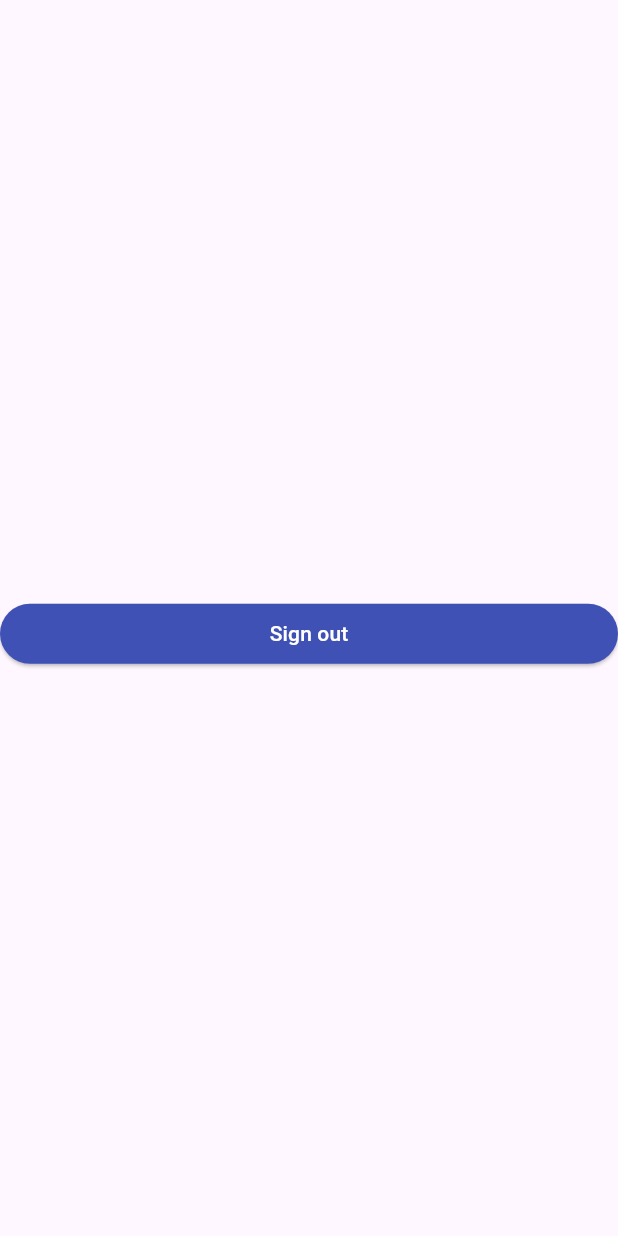
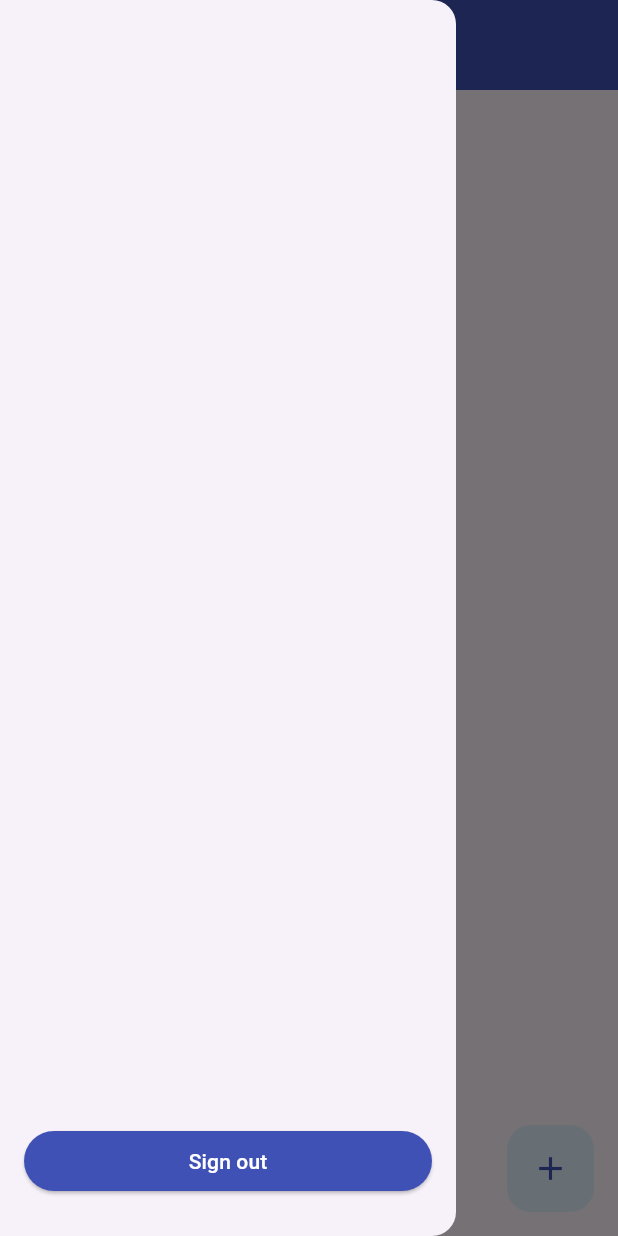
Before and after one commit to Viktor-Mudrytskyi/SelfCheck, a Flutter app: the HomeScreen screen opened directly, with the side drawer open (before the commit the screen has no drawer), on a phone screen of 412 x 824 dp. Run offline on Flutter 3.47's test engine with Material 3 defaults, Android fonts, the light colour scheme and no system bars; our stand-ins replace cloud_firestore, firebase_auth, firebase_core, flutter_bloc, get_it; accounts and stored records are empty; project files that could hold a hidden picture were left out.

Commit message:
started ui

```diff
--- a/analysis_options.yaml
+++ b/analysis_options.yaml
@@ -10,7 +10,6 @@ linter:
     - avoid_dynamic_calls
     - avoid_empty_else
     - avoid_field_initializers_in_const_classes
-    - avoid_implementing_value_types
     - avoid_multiple_declarations_per_line
     - avoid_positional_boolean_parameters
     - avoid_print
@@ -45,7 +44,6 @@ linter:
     - deprecated_member_use_from_same_package
     - diagnostic_describe_all_properties
     - directives_ordering
-    - discarded_futures
     - do_not_use_environment
     - empty_constructor_bodies
     - empty_statements
@@ -81,7 +79,6 @@ linter:
     - noop_primitive_operations
     - null_check_on_nullable_type_parameter
     - null_closures
-    - one_member_abstracts
     - only_throw_errors
     - overridden_fields
     - package_api_docs
--- a/lib/core/di.dart
+++ b/lib/core/di.dart
@@ -4,6 +4,7 @@ import 'package:get_it/get_it.dart';
 import 'package:self_check/core/managers/firebase_auth_manager.dart';
 import 'package:self_check/core/managers/firestore_manager.dart';
 import 'package:self_check/presentation/auth/bloc/auth_cubit/auth_cubit.dart';
+import 'package:self_check/presentation/home/bloc/all_words_cubit/all_words_cubit.dart';
 import 'package:self_check/presentation/home/bloc/user_cubit/user_cubit.dart';
 
 /// Global di injector of [GetIt]
@@ -22,4 +23,5 @@ Future<void> initDI() async {
   /// Bloc
   getIt.registerFactory(() => AuthCubit(authRepository: getIt()));
   getIt.registerFactory(() => UserCubit(firebaseAuthManager: getIt()));
+  getIt.registerFactory(() => AllWordsCubit(firestoreManager: getIt()));
 }
--- /dev/null
+++ b/lib/core/parser.dart
@@ -0,0 +1,3 @@
+abstract interface class Parser<Res, Param> {
+  Res parse(Param param);
+}
--- /dev/null
+++ b/lib/presentation/basic/custom_animated_icon.dart
@@ -0,0 +1,80 @@
+import 'dart:math' as math;
+
+import 'package:flutter/foundation.dart';
+import 'package:flutter/material.dart';
+import 'package:self_check/core/extensions.dart';
+
+class CustomAnimatedButton extends StatefulWidget {
+  const CustomAnimatedButton({
+    required this.icon,
+    required this.animationController,
+    required this.onPressed,
+    super.key,
+  });
+  final Icon icon;
+  final AnimationController animationController;
+  final void Function() onPressed;
+
+  @override
+  State<CustomAnimatedButton> createState() => _CustomAnimatedButtonState();
+  @override
+  void debugFillProperties(DiagnosticPropertiesBuilder properties) {
+    super.debugFillProperties(properties);
+    properties.add(
+      DiagnosticsProperty<AnimationController>(
+        'animationController',
+        animationController,
+      ),
+    );
+    properties
+        .add(ObjectFlagProperty<void Function()>.has('onPressed', onPressed));
+  }
+}
+
+class _CustomAnimatedButtonState extends State<CustomAnimatedButton>
+    with SingleTickerProviderStateMixin {
+  late final Animation<double> _animation;
+
+  @override
+  void initState() {
+    _animation = Tween<double>(begin: 0, end: 1).animate(
+      CurvedAnimation(
+        parent: widget.animationController,
+        curve: Curves.easeInCirc,
+      ),
+    );
+    super.initState();
+  }
+
+  void _toggle() => widget.animationController.isCompleted
+      ? widget.animationController.reverse()
+      : widget.animationController.forward();
+  @override
+  Widget build(BuildContext context) {
+    return Material(
+      child: InkWell(
+        borderRadius: BorderRadius.circular(16),
+        onTap: () {
+          widget.onPressed();
+          _toggle();
+        },
+        child: Ink(
+          decoration: BoxDecoration(
+            borderRadius: BorderRadius.circular(16),
+            color: context.theme.secondaryHeaderColor,
+          ),
+          padding: const EdgeInsets.all(16),
+          child: AnimatedBuilder(
+            animation: widget.animationController,
+            builder: (context, child) {
+              return Transform.rotate(
+                angle: math.pi * 1.25 * _animation.value,
+                child: widget.icon,
+              );
+            },
+          ),
+        ),
+      ),
+    );
+  }
+}
--- a/lib/presentation/basic/remove_focus_scaffold.dart
+++ b/lib/presentation/basic/remove_focus_scaffold.dart
@@ -4,7 +4,13 @@ import 'package:self_check/core/extensions.dart';
 /// A scaffold with body that removes focus on tap
 class RemoveFocusScaffold extends StatelessWidget {
   /// Creates instance of [RemoveFocusScaffold]
-  const RemoveFocusScaffold({super.key, this.body, this.appBar});
+  const RemoveFocusScaffold({
+    super.key,
+    this.body,
+    this.appBar,
+    this.drawer,
+    this.floatingActionButton,
+  });
 
   /// Standart [Scaffold] body
   final Widget? body;
@@ -12,13 +18,19 @@ class RemoveFocusScaffold extends StatelessWidget {
   /// Standart [Scaffold] appBar
   final PreferredSizeWidget? appBar;
 
+  final Widget? drawer;
+
+  final Widget? floatingActionButton;
+
   @override
   Widget build(BuildContext context) {
     return GestureDetector(
       onTap: context.removeFocus,
       child: Scaffold(
         body: body,
+        drawer: drawer,
         appBar: appBar,
+        floatingActionButton: floatingActionButton,
       ),
     );
   }
--- /dev/null
+++ b/lib/presentation/home/bloc/all_words_cubit/all_words_cubit.dart
@@ -0,0 +1,38 @@
+import 'package:flutter/widgets.dart';
+import 'package:flutter_bloc/flutter_bloc.dart';
+import 'package:self_check/core/failures/failure.dart';
+import 'package:self_check/core/managers/firestore_manager.dart';
+import 'package:self_check/presentation/home/dto/word_dto.dart';
+import 'package:self_check/presentation/home/parsers/word_parser.dart';
+
+part 'all_words_state.dart';
+
+class AllWordsCubit extends Cubit<AllWordsState> {
+  AllWordsCubit({required FirestoreManager firestoreManager})
+      : _firestoreManager = firestoreManager,
+        super(LoadingAllWordsState());
+
+  final FirestoreManager _firestoreManager;
+
+  late String _userUid;
+
+  static final WordParser _wordParser = WordParser();
+
+  Future<void> init(String userUid) async {
+    _userUid = userUid;
+    emit(LoadingAllWordsState());
+    final res = await _firestoreManager.getWords(uid: _userUid);
+    res.fold(
+      success: (data) => emit(
+        LoadedAllWordsState(
+          wordList: _wordParser.parseList(data),
+        ),
+      ),
+      failure: (failure) => emit(
+        ErrorAllWordsState(
+          failure: failure,
+        ),
+      ),
+    );
+  }
+}
--- /dev/null
+++ b/lib/presentation/home/bloc/all_words_cubit/all_words_state.dart
@@ -0,0 +1,108 @@
+part of 'all_words_cubit.dart';
+
+@immutable
+sealed class AllWordsState {
+  const AllWordsState();
+
+  /// Exhaustive matching
+  T map<T>({
+    required T Function(
+      LoadingAllWordsState loading,
+    ) loading,
+    required T Function(
+      LoadedAllWordsState loaded,
+    ) loaded,
+    required T Function(
+      ErrorAllWordsState error,
+    ) error,
+  }) {
+    return switch (this) {
+      LoadingAllWordsState() => loading(
+          this as LoadingAllWordsState,
+        ),
+      LoadedAllWordsState() => loaded(
+          this as LoadedAllWordsState,
+        ),
+      ErrorAllWordsState() => error(
+          this as ErrorAllWordsState,
+        ),
+    };
+  }
+
+  /// Match or else
+  T maybeMap<T>({
+    required T Function() orElse,
+    T Function(
+      LoadingAllWordsState loading,
+    )? loading,
+    T Function(
+      LoadedAllWordsState loaded,
+    )? loaded,
+    T Function(
+      ErrorAllWordsState error,
+    )? error,
+  }) {
+    return switch (this) {
+      LoadingAllWordsState() => loading != null
+          ? loading(
+              this as LoadingAllWordsState,
+            )
+          : orElse(),
+      LoadedAllWordsState() => loaded != null
+          ? loaded(
+              this as LoadedAllWordsState,
+            )
+          : orElse(),
+      ErrorAllWordsState() => error != null
+          ? error(
+              this as ErrorAllWordsState,
+            )
+          : orElse(),
+    };
+  }
+
+  /// Match or null
+  T? mapOrNull<T>({
+    T Function(
+      LoadingAllWordsState loading,
+    )? loading,
+    T Function(
+      LoadedAllWordsState loaded,
+    )? loaded,
+    T Function(
+      ErrorAllWordsState error,
+    )? error,
+  }) {
+    return switch (this) {
+      LoadingAllWordsState() => loading != null
+          ? loading(
+              this as LoadingAllWordsState,
+            )
+          : null,
+      LoadedAllWordsState() => loaded != null
+          ? loaded(
+              this as LoadedAllWordsState,
+            )
+          : null,
+      ErrorAllWordsState() => error != null
+          ? error(
+              this as ErrorAllWordsState,
+            )
+          : null,
+    };
+  }
+}
+
+final class LoadingAllWordsState extends AllWordsState {}
+
+final class LoadedAllWordsState extends AllWordsState {
+  const LoadedAllWordsState({required this.wordList});
+
+  final List<WordDto> wordList;
+}
+
+final class ErrorAllWordsState extends AllWordsState {
+  const ErrorAllWordsState({required this.failure});
+
+  final Failure failure;
+}
--- /dev/null
+++ b/lib/presentation/home/parsers/word_parser.dart
@@ -0,0 +1,19 @@
+import 'package:self_check/core/parser.dart';
+import 'package:self_check/data/words/model/word_model.dart';
+import 'package:self_check/presentation/home/dto/word_dto.dart';
+
+class WordParser implements Parser<WordDto, WordModel> {
+  @override
+  WordDto parse(WordModel param) {
+    return WordDto(
+      word: param.word ?? '',
+      url: param.url ?? '',
+      description: param.description ?? '',
+      uid: param.uid ?? '',
+    );
+  }
+
+  List<WordDto> parseList(List<WordModel> wordModels) {
+    return wordModels.map(parse).toList();
+  }
+}
--- /dev/null
+++ b/lib/presentation/home/screens/all_words_screen.dart
@@ -0,0 +1,71 @@
+import 'package:flutter/foundation.dart';
+import 'package:flutter/material.dart';
+import 'package:flutter_bloc/flutter_bloc.dart';
+import 'package:self_check/core/di.dart';
+import 'package:self_check/presentation/basic/loaders/app_loader.dart';
+import 'package:self_check/presentation/home/bloc/all_words_cubit/all_words_cubit.dart';
+import 'package:self_check/presentation/home/bloc/user_cubit/user_cubit.dart';
+import 'package:self_check/presentation/home/widgets/word_widget.dart';
+
+class AllWordsScreen extends StatelessWidget {
+  const AllWordsScreen({super.key});
+
+  @override
+  Widget build(BuildContext context) {
+    return BlocBuilder<UserCubit, UserState>(
+      builder: (context, state) {
+        return state.maybeMap(
+          orElse: Offstage.new,
+          authenticated: (authenticated) => BlocProvider<AllWordsCubit>(
+            create: (context) => getIt()..init(authenticated.user.uid),
+            child: BlocBuilder<AllWordsCubit, AllWordsState>(
+              builder: (context, state) {
+                return _AlWordsWidget(
+                  state: state,
+                );
+              },
+            ),
+          ),
+        );
+      },
+    );
+  }
+}
+
+class _AlWordsWidget extends StatelessWidget {
+  const _AlWordsWidget({required this.state});
+  final AllWordsState state;
+
+  @override
+  Widget build(BuildContext context) {
+    return CustomScrollView(
+      slivers: [
+        state.map(
+          loading: (_) => const SliverFillRemaining(
+            child: AppLoader(),
+          ),
+          loaded: (loaded) => SliverList.separated(
+            itemCount: loaded.wordList.length,
+            itemBuilder: (context, index) => WordWidget(
+              dto: loaded.wordList[index],
+            ),
+            separatorBuilder: (context, index) => const Divider(
+              height: 1,
+            ),
+          ),
+          error: (error) => SliverFillRemaining(
+            child: Center(
+              child: Text(error.failure.message),
+            ),
+          ),
+        ),
+      ],
+    );
+  }
+
+  @override
+  void debugFillProperties(DiagnosticPropertiesBuilder properties) {
+    super.debugFillProperties(properties);
+    properties.add(DiagnosticsProperty<AllWordsState>('state', state));
+  }
+}
--- a/lib/presentation/home/screens/home_screen.dart
+++ b/lib/presentation/home/screens/home_screen.dart
@@ -3,9 +3,12 @@ import 'dart:async';
 import 'package:flutter/widgets.dart';
 import 'package:flutter_bloc/flutter_bloc.dart';
 import 'package:self_check/presentation/auth/screens/auth_screen.dart';
-import 'package:self_check/presentation/basic/buttons/primary_button.dart';
 import 'package:self_check/presentation/basic/remove_focus_scaffold.dart';
 import 'package:self_check/presentation/home/bloc/user_cubit/user_cubit.dart';
+import 'package:self_check/presentation/home/screens/all_words_screen.dart';
+import 'package:self_check/presentation/home/widgets/custom_app_bar.dart';
+import 'package:self_check/presentation/home/widgets/custom_drawer.dart';
+import 'package:self_check/presentation/home/widgets/custom_floating_button.dart';
 
 class HomeScreen extends StatelessWidget {
   const HomeScreen({super.key});
@@ -13,12 +16,17 @@ class HomeScreen extends StatelessWidget {
   @override
   Widget build(BuildContext context) {
     return RemoveFocusScaffold(
-      body: BlocConsumer<UserCubit, UserState>(
+      appBar: const CustomAppBar(),
+      drawer: const CustomDrawer(),
+      floatingActionButton: CustomFloatingButton(
+        onTap: () {},
+      ),
+      body: BlocListener<UserCubit, UserState>(
         listener: (context, state) {
           state.mapOrNull(
             unauthenticated: (_) {
               unawaited(
-                Navigator.push(
+                Navigator.pushReplacement(
                   context,
                   PageRouteBuilder(
                     pageBuilder: (context, _, __) => const AuthScreen(),
@@ -28,31 +36,7 @@ class HomeScreen extends StatelessWidget {
             },
           );
         },
-        builder: (context, state) {
-          final userCubit = context.read<UserCubit>();
-          return Center(
-            child: Column(
-              mainAxisAlignment: MainAxisAlignment.center,
-              children: [
-                state.maybeMap(
-                  orElse: Offstage.new,
-                  authenticated: (authenticated) => Column(
-                    mainAxisAlignment: MainAxisAlignment.center,
-                    children: [
-                      Text(
-                        authenticated.user.email ?? '',
-                      ),
-                      PrimaryButton(
-                        title: 'Sign out',
-                        onPressed: userCubit.signOut,
-                      ),
-                    ],
-                  ),
-                ),
-              ],
-            ),
-          );
-        },
+        child: const AllWordsScreen(),
       ),
     );
   }
--- /dev/null
+++ b/lib/presentation/home/widgets/custom_app_bar.dart
@@ -0,0 +1,47 @@
+import 'package:flutter/material.dart';
+import 'package:self_check/core/extensions.dart';
+
+class CustomAppBar extends StatelessWidget implements PreferredSize {
+  const CustomAppBar({super.key});
+
+  static const double _defaultHeight = 60;
+
+  @override
+  Widget build(BuildContext context) {
+    return ColoredBox(
+      color: context.theme.primaryColor,
+      child: Padding(
+        padding: context.systemPadding,
+        child: SizedBox(
+          height: _defaultHeight,
+          child: Padding(
+            padding: const EdgeInsets.all(8),
+            child: Row(
+              children: [
+                IconButton(
+                  onPressed: () {
+                    if (Scaffold.of(context).isDrawerOpen) {
+                      Scaffold.of(context).closeDrawer();
+                    } else {
+                      Scaffold.of(context).openDrawer();
+                    }
+                  },
+                  icon: const Icon(
+                    Icons.menu,
+                    color: Colors.white,
+                  ),
+                ),
+              ],
+            ),
+          ),
+        ),
+      ),
+    );
+  }
+
+  @override
+  Size get preferredSize => const Size.fromHeight(_defaultHeight);
+
+  @override
+  Widget get child => const Placeholder();
+}
--- /dev/null
+++ b/lib/presentation/home/widgets/custom_drawer.dart
@@ -0,0 +1,43 @@
+import 'package:flutter/material.dart';
+import 'package:flutter_bloc/flutter_bloc.dart';
+import 'package:self_check/presentation/basic/buttons/primary_button.dart';
+import 'package:self_check/presentation/home/bloc/user_cubit/user_cubit.dart';
+
+class CustomDrawer extends StatelessWidget {
+  const CustomDrawer({super.key});
+
+  @override
+  Widget build(BuildContext context) {
+    return BlocBuilder<UserCubit, UserState>(
+      builder: (context, state) {
+        return Drawer(
+          child: SafeArea(
+            child: Padding(
+              padding: const EdgeInsets.symmetric(
+                horizontal: 16,
+                vertical: 30,
+              ),
+              child: state.maybeMap(
+                orElse: Offstage.new,
+                authenticated: (authenticated) => Column(
+                  mainAxisAlignment: MainAxisAlignment.end,
+                  children: [
+                    Text(
+                      authenticated.user.email ?? '',
+                    ),
+                    PrimaryButton(
+                      title: 'Sign out',
+                      onPressed: () async {
+                        await context.read<UserCubit>().signOut();
+                      },
+                    ),
+                  ],
+                ),
+              ),
+            ),
+          ),
+        );
+      },
+    );
+  }
+}
--- /dev/null
+++ b/lib/presentation/home/widgets/custom_floating_button.dart
@@ -0,0 +1,49 @@
+import 'package:flutter/foundation.dart';
+import 'package:flutter/material.dart';
+import 'package:self_check/core/extensions.dart';
+import 'package:self_check/presentation/basic/custom_animated_icon.dart';
+
+class CustomFloatingButton extends StatefulWidget {
+  const CustomFloatingButton({required this.onTap, super.key});
+  final void Function() onTap;
+
+  @override
+  State<CustomFloatingButton> createState() => _CustomFloatingButtonState();
+  @override
+  void debugFillProperties(DiagnosticPropertiesBuilder properties) {
+    super.debugFillProperties(properties);
+    properties.add(ObjectFlagProperty<void Function()>.has('onTap', onTap));
+  }
+}
+
+class _CustomFloatingButtonState extends State<CustomFloatingButton>
+    with SingleTickerProviderStateMixin {
+  late final AnimationController _animationController;
+  @override
+  void initState() {
+    _animationController = AnimationController(
+      vsync: this,
+      duration: const Duration(milliseconds: 500),
+    );
+    super.initState();
+  }
+
+  @override
+  void dispose() {
+    _animationController.dispose();
+    super.dispose();
+  }
+
+  @override
+  Widget build(BuildContext context) {
+    return CustomAnimatedButton(
+      onPressed: () {},
+      icon: Icon(
+        Icons.add,
+        color: context.theme.primaryColor,
+        size: 26,
+      ),
+      animationController: _animationController,
+    );
+  }
+}
```
Also changed, not shown: lib/presentation/basic/loaders/app_loader.dart (+13 -0 lines), lib/presentation/home/dto/word_dto.dart (added, +13 -0 lines), lib/presentation/home/widgets/word_widget.dart (added, +33 -0 lines).
